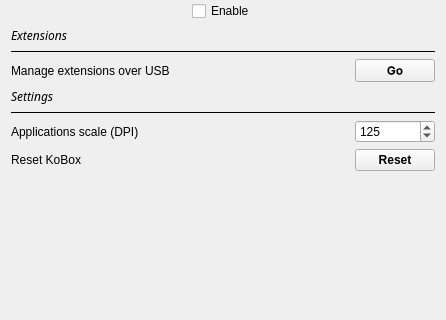
First picture: the form in koboxsettings.ui, repository Quill-OS/quill, before the edit; both pictures show x 0 to 446 and y 92 to 412 of the 446 by 514 pixel window.
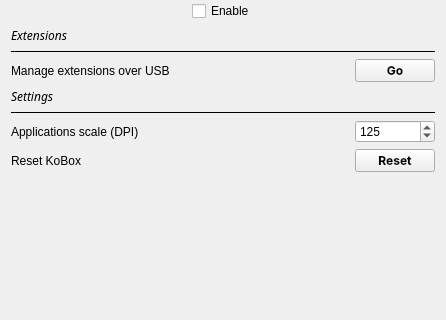
Second picture: the form after the edit.

The edit to the form file:
```diff
--- a/koboxsettings.ui
+++ b/koboxsettings.ui
@@ -226,6 +226,7 @@
                     <widget class="QPushButton" name="resetKoboxBtn">
                      <property name="font">
                       <font>
+                       <family>Inter</family>
                        <weight>75</weight>
                        <bold>true</bold>
                       </font>
```
